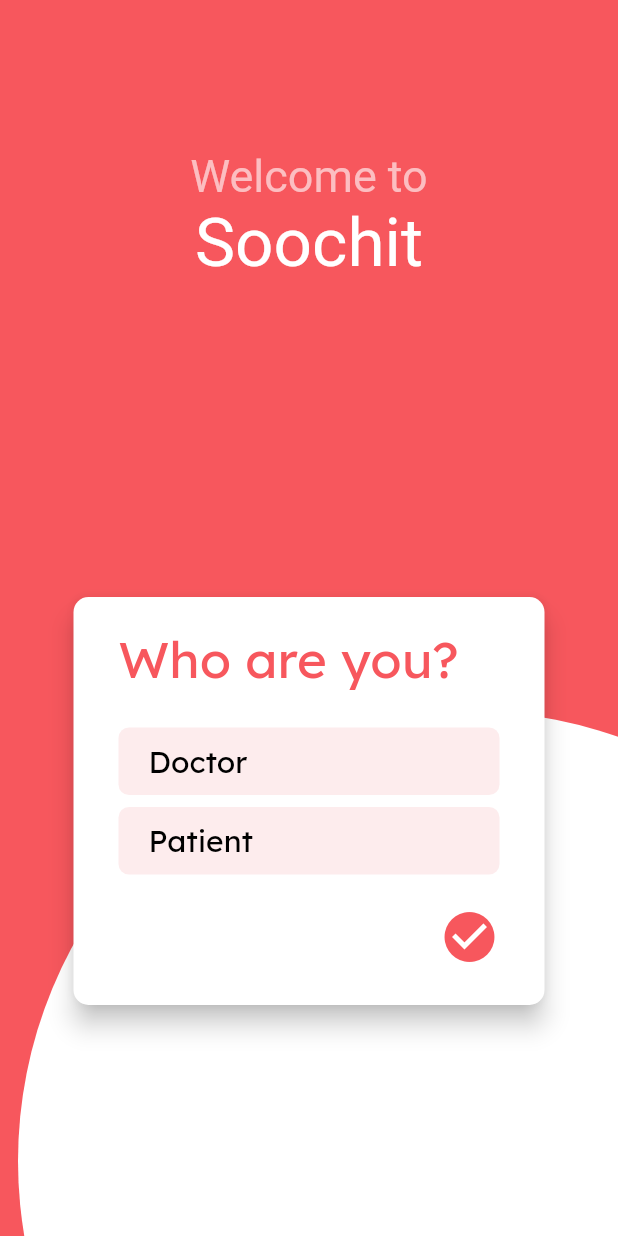
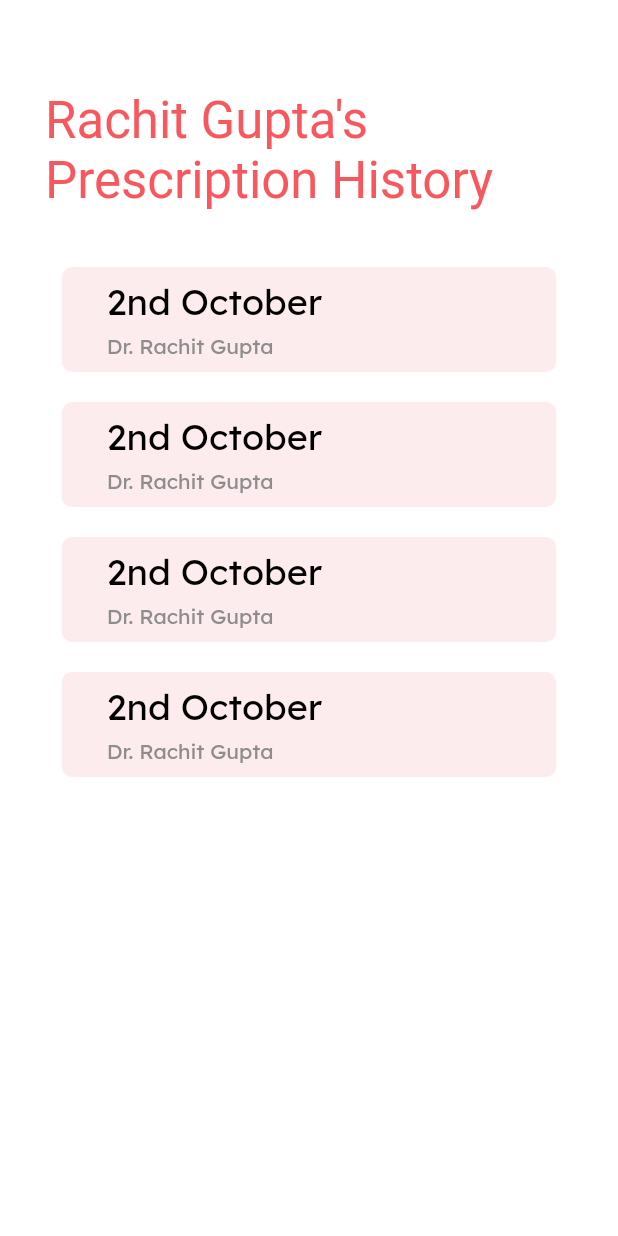
Before and after one commit to MLH-Fellowship/soochit, a Flutter app: the screen it shows after launch, on a phone screen of 412 x 824 dp. Run offline on Flutter 3.47's test engine with Material 2 defaults, Android fonts, the phone set to English and light mode, and no system bars; Roboto replaces fonts that are missing (airbnb).

Commit message:
frontend: patient home + prescription history screens

```diff
--- a/lib/global/myColors.dart
+++ b/lib/global/myColors.dart
@@ -5,6 +5,7 @@ class MyColors {
   static const Color white = Colors.white;
   static const Color primaryColor = Color(0xFFF7575D);
   static const Color accentColor = Color(0xFFFDECED);
+  static const Color grey = Color(0xFF8D8D8D);
 
   //shades of pink
   static const Color lightPink = Color(0xFFF6B0B3);
--- a/lib/global/myDimens.dart
+++ b/lib/global/myDimens.dart
@@ -10,9 +10,11 @@ class MyDimens {
   static const double double_20 = 20;
   static const double double_25 = 25;
   static const double double_30 = 30;
+  static const double double_35 = 35;
   static const double double_40 = 40;
+  static const double double_70 = 70;
   static const double double_100 = 100;
-  static const double double_200 = 150;
+  static const double double_200 = 200;
   static const double double_280 = 280;
   static const double double_600 = 600;
 
--- a/lib/global/mySpaces.dart
+++ b/lib/global/mySpaces.dart
@@ -2,6 +2,7 @@ import 'package:flutter/material.dart';
 
 class MySpaces {
   //vertical gaps
+  static const Widget vSmallestGapInBetween = SizedBox(height: 6);
   static const Widget vGapInBetween = SizedBox(height: 12);
   static const Widget vSmallGapInBetween = SizedBox(height: 20);
   static const Widget vMediumGapInBetween = SizedBox(height: 30);
--- a/lib/global/myStrings.dart
+++ b/lib/global/myStrings.dart
@@ -8,4 +8,25 @@ class MyStrings {
   static const doctorLabel = "Doctor";
   static const patientLabel = "Patient";
 
+  //dummy data
+  static const patientName = "Rachit Gupta";
+  static const paracetamolLabel = "Paracetamol";
+  static const crocinLabel = "Crocin";
+  static const time = "12:00 PM";
+  static const date = "2nd October";
+  static const doctorName = "Dr. Rachit Gupta";
+
+  // >>>>>>>>>>>>>>>>>>>> PATIENT >>>>>>>>>>>>>>>>>>>>
+
+  //home
+  static const patientMedDeadlines = "$patientName's Medical Deadlines";
+
+  //prescription history
+  static const patientPrescriptionHistoryLabel = "$patientName's Prescription History";
+
+  //TODO: >>>>>>>>>>>>>>>>>>>> DOCTOR >>>>>>>>>>>>>>>>>>>>
+
+
+
+
 }
--- a/lib/main.dart
+++ b/lib/main.dart
@@ -2,6 +2,9 @@ import 'package:flutter/material.dart';
 import 'pages/welcome.dart';
 import 'pages/splash.dart';
 import 'pages/login.dart';
+import 'pages/doctor-specific/homeDoctor.dart';
+import 'pages/patient-specific/homePatient.dart';
+import 'pages/patient-specific/prescriptionHistory.dart';
 
 void main() {
   runApp(MyApp());
@@ -19,12 +22,14 @@ class _MyAppState extends State<MyApp> {
     return MaterialApp(
       title: 'Soochit',
       debugShowCheckedModeBanner: false,
-      // home: SplashPage(), //uncomment after auth works
-      initialRoute: Welcome.id,
+      initialRoute: PrescriptionHistory.id,
       routes: {
         Welcome.id: (context) => Welcome(),
         Splash.id: (context) => Splash(),
         Login.id: (context) => Login(),
+        HomeDoctor.id: (context) => HomeDoctor(),
+        HomePatient.id: (context) => HomePatient(),
+        PrescriptionHistory.id: (context) => PrescriptionHistory()
       },
     );
   }
--- /dev/null
+++ b/lib/pages/patient-specific/prescriptionHistory.dart
@@ -0,0 +1,42 @@
+import 'package:flutter/material.dart';
+import 'package:soochit/global/myColors.dart';
+import 'package:soochit/global/myDimens.dart';
+import 'package:soochit/global/mySpaces.dart';
+import 'package:soochit/global/myStrings.dart';
+import 'package:soochit/widgets/prescriptionHistoryCard.dart';
+
+class PrescriptionHistory extends StatefulWidget {
+  static String id = "prescriptionHistory";
+  @override
+  _PrescriptionHistoryState createState() => _PrescriptionHistoryState();
+}
+
+class _PrescriptionHistoryState extends State<PrescriptionHistory> {
+  @override
+  Widget build(BuildContext context) {
+    return Container(
+      margin: EdgeInsets.all(MyDimens.double_30),
+      child: Column(
+        children: [
+          MySpaces.vMediumGapInBetween,
+          Text(
+            MyStrings.patientPrescriptionHistoryLabel, style: Theme.of(context).textTheme.headline4.copyWith(color: MyColors.primaryColor, fontFamily: 'airbnb'),
+          ),
+          MySpaces.vLargeGapInBetween,
+          Column(
+            children: [
+              PrescriptionHistoryCard(),
+              MySpaces.vSmallGapInBetween,
+              PrescriptionHistoryCard(),
+              MySpaces.vSmallGapInBetween,
+              PrescriptionHistoryCard(),
+              MySpaces.vSmallGapInBetween,
+              PrescriptionHistoryCard()
+
+            ],
+          )
+        ],
+      ),
+    );
+  }
+}
--- /dev/null
+++ b/lib/widgets/prescriptionHistoryCard.dart
@@ -0,0 +1,35 @@
+import 'package:flutter/material.dart';
+import 'package:soochit/global/mySpaces.dart';
+import 'package:soochit/global/myColors.dart';
+import 'package:soochit/global/myDimens.dart';
+import 'package:soochit/global/myStrings.dart';
+
+class PrescriptionHistoryCard extends StatelessWidget {
+
+  @override
+  Widget build(BuildContext context) {
+    return Container(
+        padding: EdgeInsets.symmetric(horizontal: MyDimens.double_30),
+        height: MyDimens.double_70,
+        width: MediaQuery.of(context).size.width*0.80,
+        decoration: BoxDecoration(
+          borderRadius: BorderRadius.circular(MyDimens.double_7),
+          color: MyColors.lightestPink,
+        ),
+        child:
+        Column(
+          mainAxisAlignment: MainAxisAlignment.center,
+          crossAxisAlignment: CrossAxisAlignment.start,
+          children: [
+            Text(
+              MyStrings.date,style: Theme.of(context).textTheme.headline5.copyWith(color: MyColors.black, fontFamily: 'lexenddeca'),
+            ),
+            MySpaces.vSmallestGapInBetween,
+            Text(
+              MyStrings.doctorName,style: Theme.of(context).textTheme.bodyText2.copyWith(color: MyColors.grey, fontFamily: 'lexenddeca'),
+            ),
+          ],
+        )
+    );
+  }
+}
```
Also changed, not shown: lib/pages/doctor-specific/homeDoctor.dart (added, +14 -0 lines), lib/pages/patient-specific/homePatient.dart (added, +38 -0 lines), lib/widgets/medicineDeadlineReminder.dart (added, +47 -0 lines), 5 other files.
